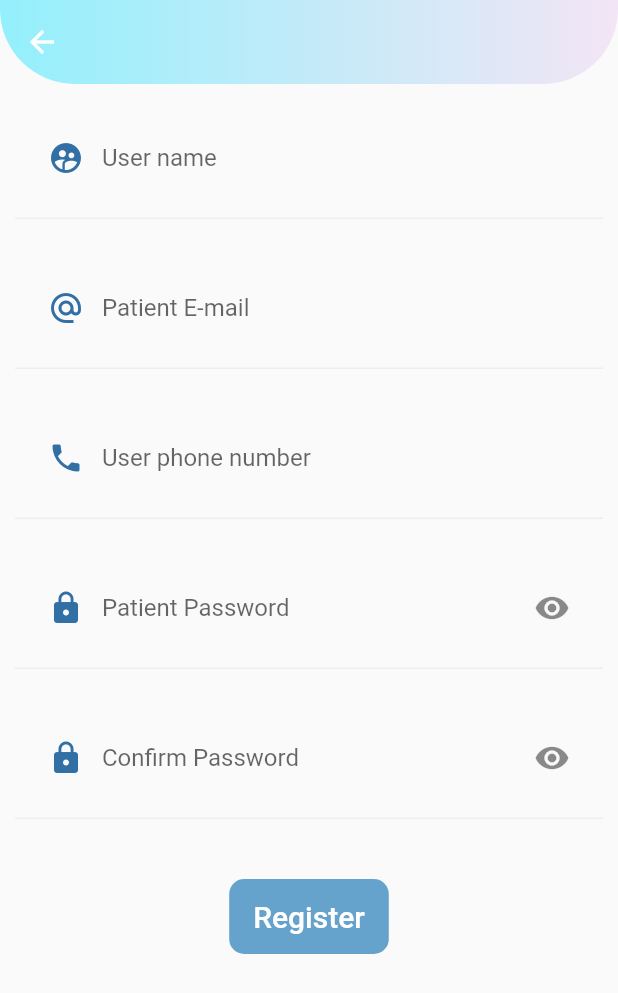
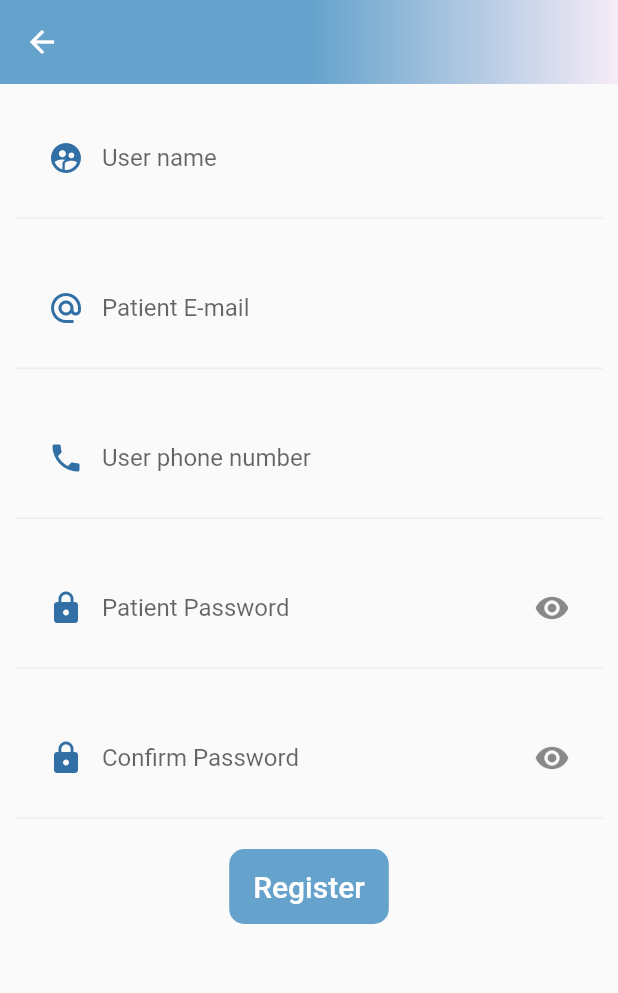
Before and after one commit to NohaAlsalem/Blue_MedicalClinic, a Flutter app: the PatientRegisterScreen screen opened directly, on a phone screen of 412 x 824 dp. Shown: the top 993 px of the screen. Run offline on Flutter 3.47's test engine with Material 2 defaults, Android fonts, the light colour scheme and no system bars; our stand-ins replace bloc, cloud_firestore, conditional_builder_null_safety, firebase_auth, firebase_core, flutter_bloc and 4 more; accounts and stored records are empty.

Commit message:
Add files via upload

```diff
--- a/lib/modules/user.type.screens/patient_screens/register_screen/register_screen.dart
+++ b/lib/modules/user.type.screens/patient_screens/register_screen/register_screen.dart
@@ -23,7 +23,7 @@ class PatientRegisterScreen extends StatelessWidget {
       child: BlocConsumer<RegisterPatientCubit, PatientRegisterStates>(
         listener: (BuildContext context, state) {
           if(state is CreatePatientSuccessState){
-            navigateAndFinish(const PatientHomeScreen(), context);
+            navigateAndFinish( PatientHomeScreen(), context);
           }
         },
         builder: (BuildContext context, Object? state) {
@@ -35,13 +35,10 @@ class PatientRegisterScreen extends StatelessWidget {
             backgroundColor: Colors.grey[50],
             flexibleSpace: Container(
               decoration:  const BoxDecoration(
-                borderRadius: BorderRadius.only(
-                  bottomLeft: Radius.circular(50),
-                  bottomRight: Radius.circular(50),
-                ),
                 gradient: LinearGradient(colors: [
-                  Color(0xFF93f0fc),
-                  Color(0xFFf3e5f5),
+                  Color(0xAA1a76b5),
+                  Color(0xAA1a76b5),
+                  Color(0xAAf3e5f5),
                 ])
               ),
             ),
@@ -180,7 +177,7 @@ class PatientRegisterScreen extends StatelessWidget {
                         hint: '********',
                       ),
                     ),
-                    const SizedBox(height: 40,),
+                    const SizedBox(height: 20,),
                     ConditionalBuilder(
                         condition: state is! PatientRegisterLoadingState,
                         builder: (context) => defaultMaterialButton(
```
